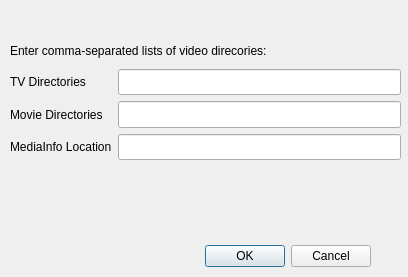
First picture: the form in lib/pymetadatamanager/configuration.ui, repository joelmeans/pymetadatamanager, before the edit.
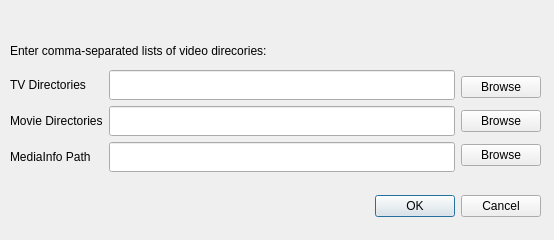
Second picture: the form after the edit.

What changed in the file:
```diff
--- a/lib/pymetadatamanager/configuration.ui
+++ b/lib/pymetadatamanager/configuration.ui
@@ -6,8 +6,8 @@
    <rect>
     <x>0</x>
     <y>0</y>
-    <width>408</width>
-    <height>277</height>
+    <width>554</width>
+    <height>240</height>
    </rect>
   </property>
   <property name="windowTitle">
@@ -16,8 +16,8 @@
   <widget class="QDialogButtonBox" name="buttonBox">
    <property name="geometry">
     <rect>
-     <x>30</x>
-     <y>240</y>
+     <x>200</x>
+     <y>190</y>
      <width>341</width>
      <height>32</height>
     </rect>
@@ -46,9 +46,9 @@
    <property name="geometry">
     <rect>
      <x>10</x>
-     <y>69</y>
-     <width>391</width>
-     <height>91</height>
+     <y>70</y>
+     <width>531</width>
+     <height>102</height>
     </rect>
    </property>
    <layout class="QHBoxLayout" name="horizontalLayout">
@@ -71,7 +71,7 @@
       <item>
        <widget class="QLabel" name="label_4">
         <property name="text">
-         <string>MediaInfo Location</string>
+         <string>MediaInfo Path</string>
         </property>
        </widget>
       </item>
@@ -79,16 +79,6 @@
     </item>
     <item>
      <layout class="QVBoxLayout" name="verticalLayout">
-      <item>
-       <widget class="QLineEdit" name="lineEdit_movie_dirs">
-        <property name="sizePolicy">
-         <sizepolicy hsizetype="Expanding" vsizetype="Minimum">
-          <horstretch>0</horstretch>
-          <verstretch>0</verstretch>
-         </sizepolicy>
-        </property>
-       </widget>
-      </item>
       <item>
        <widget class="QLineEdit" name="lineEdit_tv_dirs">
         <property name="sizePolicy">
@@ -100,12 +90,47 @@
        </widget>
       </item>
       <item>
-       <widget class="QLineEdit" name="lineEdit_mediainfo_location">
+       <widget class="QLineEdit" name="lineEdit_movie_dirs">
         <property name="sizePolicy">
          <sizepolicy hsizetype="Expanding" vsizetype="Minimum">
           <horstretch>0</horstretch>
           <verstretch>0</verstretch>
          </sizepolicy>
+        </property>
+       </widget>
+      </item>
+      <item>
+       <widget class="QLineEdit" name="lineEdit_mediainfo_path">
+        <property name="sizePolicy">
+         <sizepolicy hsizetype="Expanding" vsizetype="Minimum">
+          <horstretch>0</horstretch>
+          <verstretch>0</verstretch>
+         </sizepolicy>
+        </property>
+       </widget>
+      </item>
+     </layout>
+    </item>
+    <item>
+     <layout class="QVBoxLayout" name="verticalLayout_3">
+      <item>
+       <widget class="QPushButton" name="pushButton_tv_browse">
+        <property name="text">
+         <string>Browse</string>
+        </property>
+       </widget>
+      </item>
+      <item>
+       <widget class="QPushButton" name="pushButton_movie_browse">
+        <property name="text">
+         <string>Browse</string>
+        </property>
+       </widget>
+      </item>
+      <item>
+       <widget class="QPushButton" name="pushButton_mediainfo_browse">
+        <property name="text">
+         <string>Browse</string>
         </property>
        </widget>
       </item>
```
Left out of the diff: 18 changed lines with no effect on the pictures.
